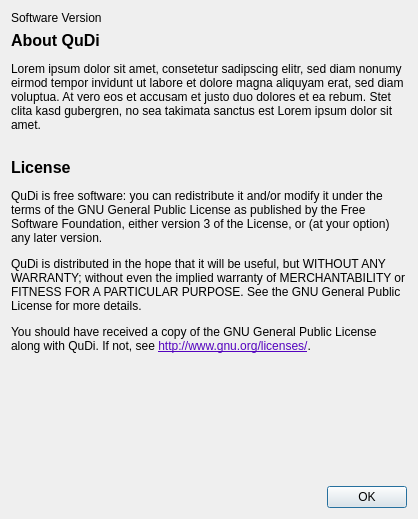
The window that gui/manager/aboutdialog.ui (Ulm-IQO/qudi) describes before a commit, drawn with Qt 5.
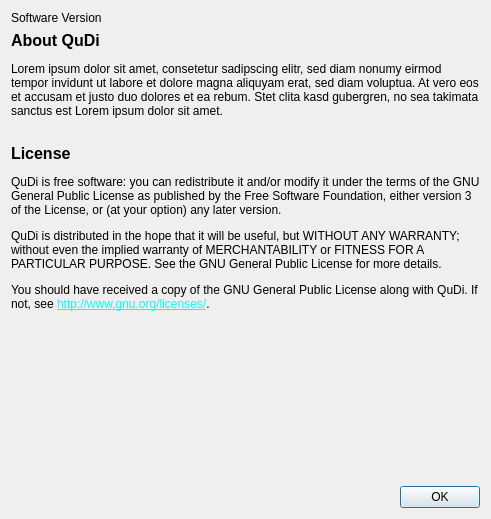
The same window after the commit.

Commit message: Changed colour of hyperlinks for better visibility on dark theme.

Patch:
```diff
--- a/gui/manager/aboutdialog.ui
+++ b/gui/manager/aboutdialog.ui
@@ -6,7 +6,7 @@
    <rect>
     <x>0</x>
     <y>0</y>
-    <width>418</width>
+    <width>491</width>
     <height>519</height>
    </rect>
   </property>
@@ -46,7 +46,7 @@
    <item row="1" column="0">
     <widget class="QLabel" name="aboutText">
      <property name="text">
-      <string>&lt;html&gt;&lt;head/&gt;&lt;body&gt;&lt;p&gt;&lt;span style=&quot; font-size:12pt; font-weight:600;&quot;&gt;About QuDi&lt;/span&gt;&lt;/p&gt;&lt;p&gt;Lorem ipsum dolor sit amet, consetetur sadipscing elitr, sed diam nonumy eirmod tempor invidunt ut labore et dolore magna aliquyam erat, sed diam voluptua. At vero eos et accusam et justo duo dolores et ea rebum. Stet clita kasd gubergren, no sea takimata sanctus est Lorem ipsum dolor sit amet.&lt;br/&gt;&lt;/p&gt;&lt;p&gt;&lt;span style=&quot; font-size:12pt; font-weight:600;&quot;&gt;License&lt;/span&gt;&lt;/p&gt;&lt;p&gt;QuDi is free software: you can redistribute it and/or modify it under the terms of the GNU General Public License as published by the Free Software Foundation, either version 3 of the License, or (at your option) any later version.&lt;/p&gt;&lt;p&gt;QuDi is distributed in the hope that it will be useful, but WITHOUT ANY WARRANTY; without even the implied warranty of MERCHANTABILITY or FITNESS FOR A PARTICULAR PURPOSE. See the GNU General Public License for more details.&lt;/p&gt;&lt;p&gt;You should have received a copy of the GNU General Public License along with QuDi. If not, see &lt;a href=&quot;http://www.gnu.org/licenses/&quot;&gt;&lt;span style=&quot; text-decoration: underline; color:#5403bf;&quot;&gt;http://www.gnu.org/licenses/&lt;/span&gt;&lt;/a&gt;.&lt;br/&gt;&lt;/p&gt;&lt;/body&gt;&lt;/html&gt;</string>
+      <string>&lt;html&gt;&lt;head/&gt;&lt;body&gt;&lt;p&gt;&lt;span style=&quot; font-size:12pt; font-weight:600;&quot;&gt;About QuDi&lt;/span&gt;&lt;/p&gt;&lt;p&gt;Lorem ipsum dolor sit amet, consetetur sadipscing elitr, sed diam nonumy eirmod tempor invidunt ut labore et dolore magna aliquyam erat, sed diam voluptua. At vero eos et accusam et justo duo dolores et ea rebum. Stet clita kasd gubergren, no sea takimata sanctus est Lorem ipsum dolor sit amet.&lt;br/&gt;&lt;/p&gt;&lt;p&gt;&lt;span style=&quot; font-size:12pt; font-weight:600;&quot;&gt;License&lt;/span&gt;&lt;/p&gt;&lt;p&gt;QuDi is free software: you can redistribute it and/or modify it under the terms of the GNU General Public License as published by the Free Software Foundation, either version 3 of the License, or (at your option) any later version.&lt;/p&gt;&lt;p&gt;QuDi is distributed in the hope that it will be useful, but WITHOUT ANY WARRANTY; without even the implied warranty of MERCHANTABILITY or FITNESS FOR A PARTICULAR PURPOSE. See the GNU General Public License for more details.&lt;/p&gt;&lt;p&gt;You should have received a copy of the GNU General Public License along with QuDi. If not, see &lt;a href=&quot;http://www.gnu.org/licenses/&quot;&gt;&lt;span style=&quot; text-decoration: underline; color:#00ffff;&quot;&gt;http://www.gnu.org/licenses/&lt;/span&gt;&lt;/a&gt;.&lt;br/&gt;&lt;/p&gt;&lt;/body&gt;&lt;/html&gt;</string>
      </property>
      <property name="wordWrap">
       <bool>true</bool>
```
The commit also changes 2 other files.
